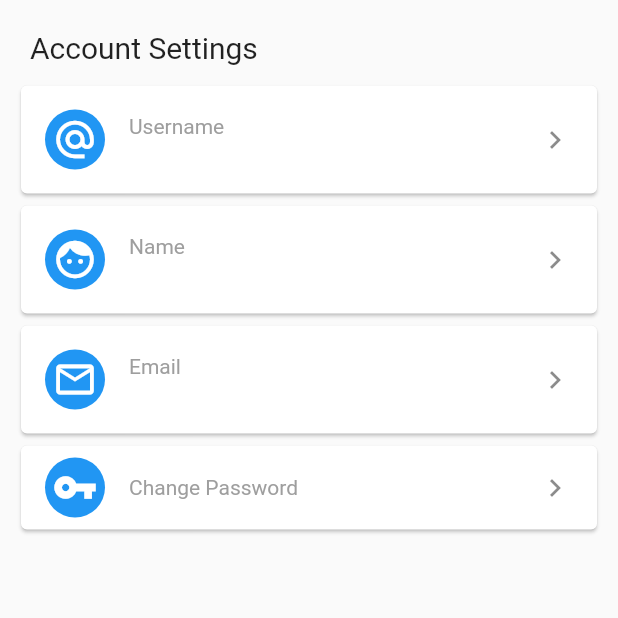
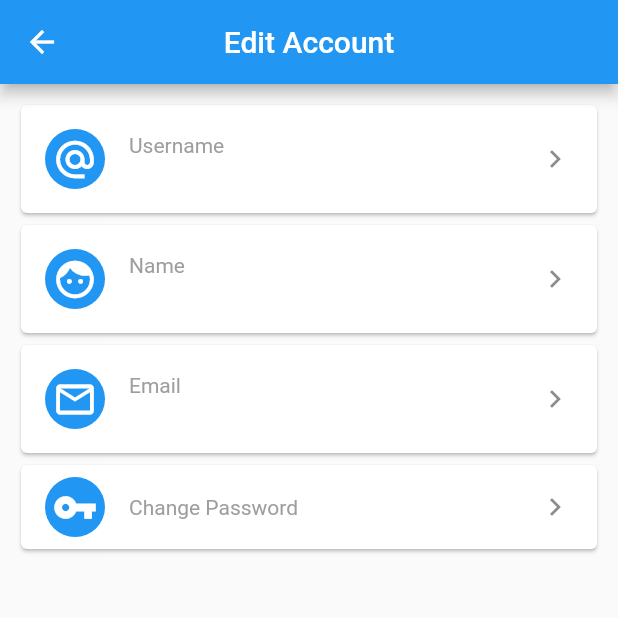
Before and after one commit to CocodeApp/co-code, a Flutter app: the settingsPage screen opened directly, on a phone screen of 412 x 824 dp, the top half of it. Run offline on Flutter 3.47's test engine with Material 2 defaults, Android fonts, the phone set to English and light mode, and no system bars; our stand-ins replace cloud_firestore, convex_bottom_bar, firebase_auth, firebase_core, flutter_bloc, flutter_datetime_picker and 4 more; missing offline and left inert: flutter_form_bloc, form_bloc, kf_drawer, slimy_card, spring_button; accounts and stored records are empty; statements that could not run were skipped.

Commit message:
added back button to edit account page

```diff
--- a/cocode/lib/features/accountSettings/accountSettings.dart
+++ b/cocode/lib/features/accountSettings/accountSettings.dart
@@ -39,9 +39,16 @@ class _settingsPageState extends State<settingsPage> {
   }
 
   Widget build(BuildContext context) {
-    return new WillPopScope(
-      onWillPop: () async => false,
-      child: FutureBuilder<DocumentSnapshot>(
+    return new Scaffold(
+      appBar: AppBar(
+        centerTitle: true,
+        backgroundColor: Colors.blue,
+        title: Text(
+          "Edit Account",
+          textAlign: TextAlign.center,
+        ),
+      ),
+      body: FutureBuilder<DocumentSnapshot>(
         future: Auth.getcurrentUserInfo(),
         builder: (context, AsyncSnapshot<DocumentSnapshot> snapshot) {
           if (snapshot.hasData) {
@@ -56,10 +63,6 @@ class _settingsPageState extends State<settingsPage> {
                     padding: const EdgeInsets.all(10.0),
                     child: ListView(
                       children: <Widget>[
-                        Padding(
-                            padding: const EdgeInsets.all(10.0),
-                            child: Text('Account Settings',
-                                style: TextStyle(fontSize: 20))),
                         Card(
                           child: ListTile(
                               leading: GestureDetector(
@@ -341,4 +344,3 @@ class _settingsPageState extends State<settingsPage> {
     );
   }
 }
-//
```
